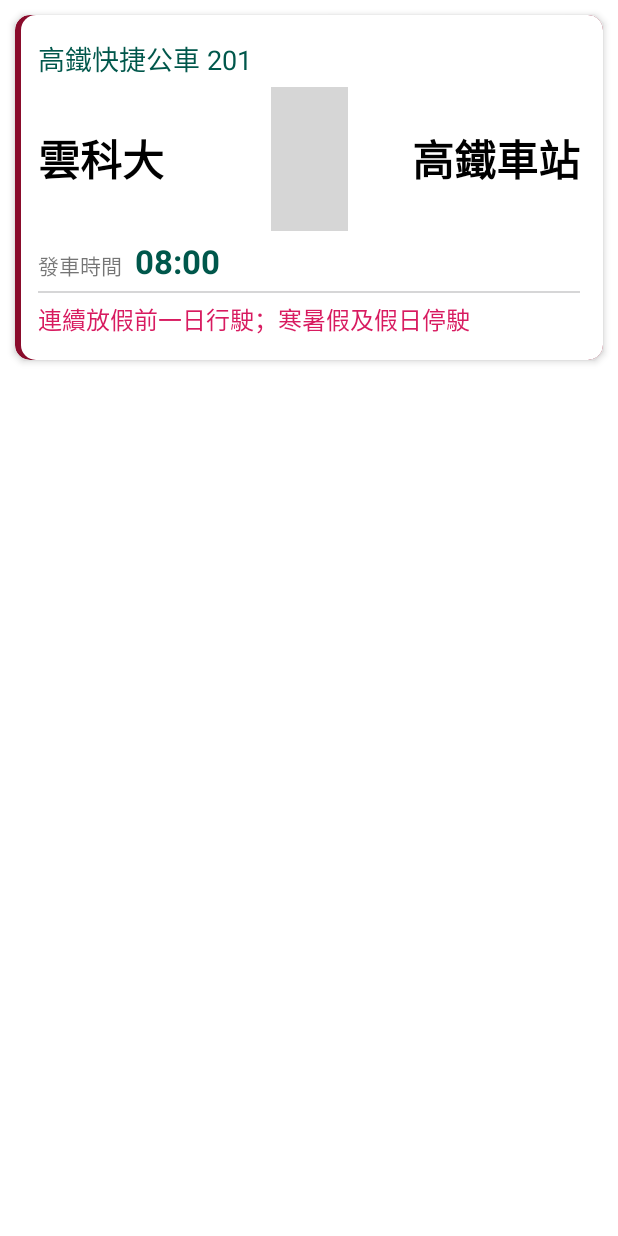
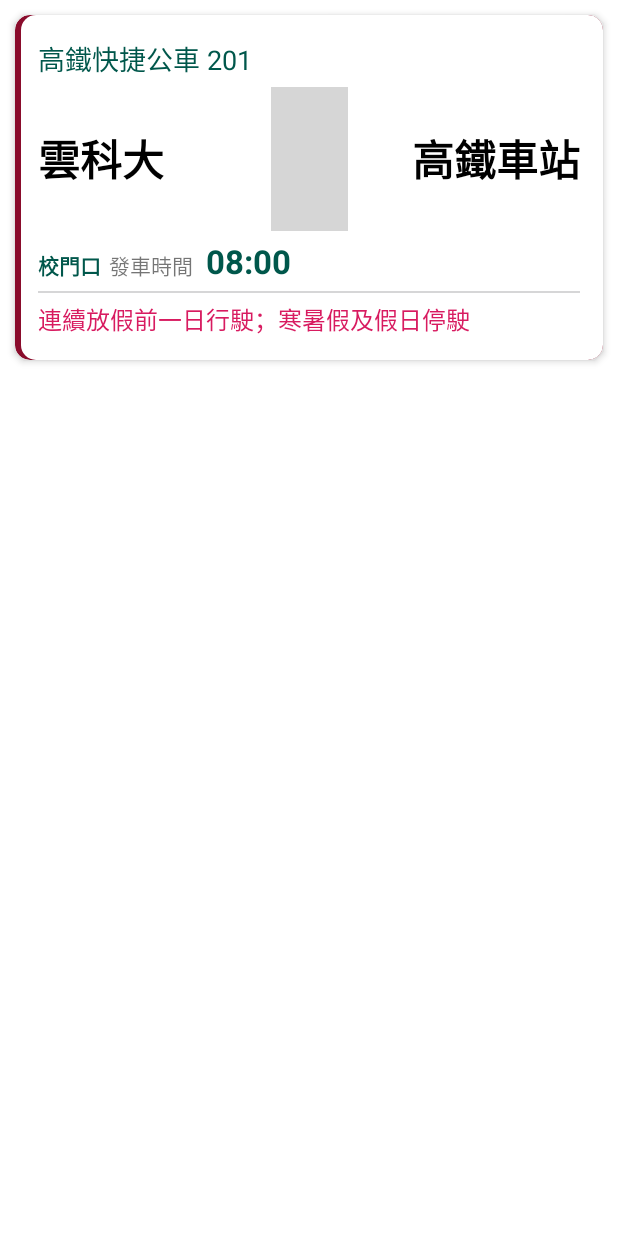
Before and after one commit to linziyou0601/Yuntech_App, an Android app: the layout recyclerview_buscard_item.xml on its own in the app's theme, with its tools: preview values and no code run, on a phone screen of 412 x 824 dp. Run offline under Robolectric (Android 15) with nearby library versions, the phone set to English and light mode, and no system bars; grey boxes are pictures that could not be loaded.

Commit message:
feat: simple bus time page, version 1.6 released - Simple bus time page (新增簡易公車時刻頁面)

```diff
--- a/app/src/main/java/com/yuntechstudent/yuntechapp/Connect.java
+++ b/app/src/main/java/com/yuntechstudent/yuntechapp/Connect.java
@@ -484,7 +484,7 @@ public class Connect {
             Element el = document.select(".MsoNormalTable").get(1).select("thead").first();
             Map<String, String> data = new HashMap<>();
             data.put("madeTime", el.select("tr").get(0).select("td > p > span").get(1).text() + el.select("tr").get(0).select("td > p > span").get(2).text());
-            data.put("originSpot", "後火車站／高鐵車站");
+            data.put("originSpot", "後火車站");
             result.add(data);
 
             //存schedule
--- a/app/src/main/java/com/yuntechstudent/yuntechapp/ui/bus/BusFragment.java
+++ b/app/src/main/java/com/yuntechstudent/yuntechapp/ui/bus/BusFragment.java
@@ -132,7 +132,8 @@ public class BusFragment extends Fragment {
             final Map<String, String> member = itemRow.get(position);
             if (holder instanceof BusViewHolder) {
                 String color = member.get("company").equals("高鐵快捷公車")? "#03969e": "#8a0c2c";
-
+                ((BusViewHolder) holder).bus_originSpot.setText(itemRow.get(0).get("originSpot"));
+                ((BusViewHolder) holder).bus_originSpot.setTextColor(Color.parseColor(color));
                 ((BusViewHolder) holder).bus_route.setText(member.get("company")+" "+member.get("number"));
                 ((BusViewHolder) holder).bus_route.setTextColor(Color.parseColor(color));
                 ((BusViewHolder) holder).bus_origin.setText(member.get("origin"));
@@ -173,10 +174,11 @@ public class BusFragment extends Fragment {
         //一般資料ViewHolder
         class BusViewHolder extends RecyclerView.ViewHolder{
             RelativeLayout bus_relLayout;
-            TextView bus_route, bus_origin, bus_dest, bus_depart, bus_remark;
+            TextView bus_originSpot, bus_route, bus_origin, bus_dest, bus_depart, bus_remark;
             BusViewHolder(View itemView) {
                 super(itemView);
                 bus_relLayout = itemView.findViewById(R.id.bus_relLayout);
+                bus_originSpot = itemView.findViewById(R.id.bus_originSpot);
                 bus_route = itemView.findViewById(R.id.bus_route);
                 bus_origin = itemView.findViewById(R.id.bus_origin);
                 bus_dest = itemView.findViewById(R.id.bus_dest);
--- a/app/src/main/res/layout/recyclerview_buscard_head.xml
+++ b/app/src/main/res/layout/recyclerview_buscard_head.xml
@@ -26,7 +26,8 @@
             android:gravity="center"
             android:text="校門口"
             android:textColor="@color/colorAccent"
-            android:textSize="15sp" />
+            android:textSize="20sp"
+            android:textStyle="bold" />
     </LinearLayout>
 
     <TextView
--- a/app/src/main/res/layout/recyclerview_buscard_item.xml
+++ b/app/src/main/res/layout/recyclerview_buscard_item.xml
@@ -72,8 +72,18 @@
                 android:orientation="horizontal">
 
                 <TextView
+                    android:id="@+id/bus_originSpot"
                     android:layout_width="wrap_content"
                     android:layout_height="wrap_content"
+                    android:text="校門口"
+                    android:textColor="@color/colorPrimaryDark"
+                    android:textSize="14sp"
+                    android:textStyle="bold" />
+
+                <TextView
+                    android:layout_width="wrap_content"
+                    android:layout_height="wrap_content"
+                    android:layout_marginLeft="5dp"
                     android:text="發車時間 "
                     android:textSize="14sp" />
 
```
